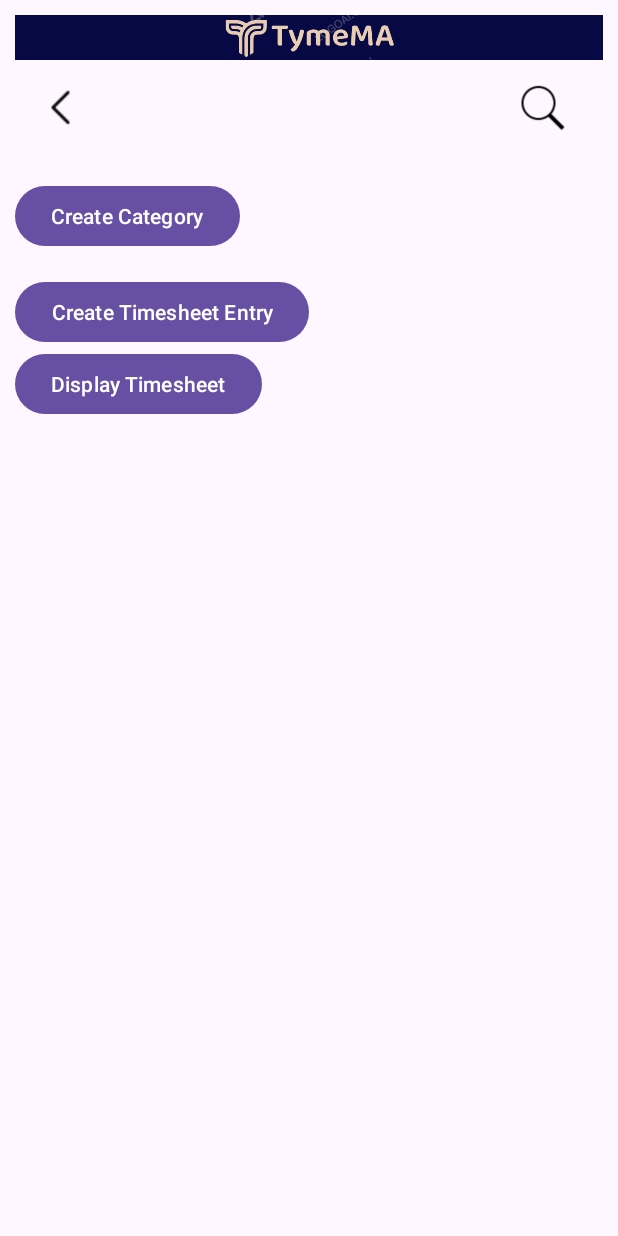
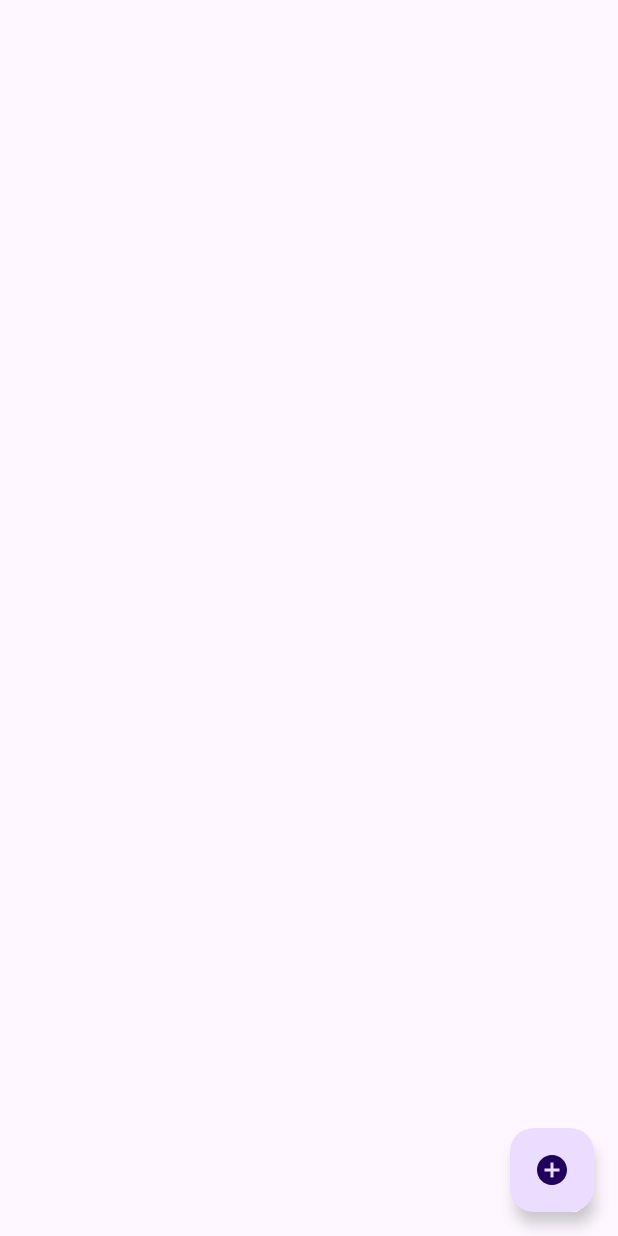
Before and after one commit to ST10089515/TymeMA_groupB, an Android app built with Jetpack Compose: the Main_menu screen opened directly, with no data from a screen before it, on a phone screen of 412 x 824 dp. Run offline under Robolectric (Android 15) with nearby library versions, the phone set to English and light mode, and no system bars.

Commit message:
reworked the implementation for adding timesheet entries

```diff
--- a/app/src/main/AndroidManifest.xml
+++ b/app/src/main/AndroidManifest.xml
@@ -9,8 +9,10 @@
         android:label="@string/app_name"
         android:roundIcon="@mipmap/ic_launcher_round"
         android:supportsRtl="true"
-        android:theme="@style/Theme.TymeMA_V1"
-        >
+        android:theme="@style/Theme.TymeMA_V1">
+        <activity
+            android:name=".CreateTimeSheetEntry"
+            android:exported="false" />
         <activity
             android:name=".Main_menu"
             android:exported="false" />
--- a/app/src/main/java/com/example/tymema_v1/Main_menu.kt
+++ b/app/src/main/java/com/example/tymema_v1/Main_menu.kt
@@ -1,14 +1,51 @@
 package com.example.tymema_v1
 
+import android.app.Activity
 import androidx.appcompat.app.AppCompatActivity
 import android.content.Intent
 import android.view.View
 import android.os.Bundle
+import androidx.recyclerview.widget.LinearLayoutManager
+import androidx.recyclerview.widget.RecyclerView
+import com.google.android.material.floatingactionbutton.FloatingActionButton
 
 class Main_menu : AppCompatActivity() {
+    private lateinit var recyclerView: RecyclerView
+    private lateinit var adapter: TimeSheetAdapter
+
     override fun onCreate(savedInstanceState: Bundle?) {
         super.onCreate(savedInstanceState)
         setContentView(R.layout.activity_main_menu)
+
+        recyclerView = findViewById(R.id.recyclerView)
+
+        // Setup RecyclerView
+        recyclerView.layoutManager = LinearLayoutManager(this)
+
+        // Assuming entriesList is a companion object of TimeSheetEntries
+        val entriesList = TimeSheetEntries.entriesList
+
+        // Initialize adapter with the list of TimeSheetEntries
+        adapter = TimeSheetAdapter(entriesList)
+
+        // Set the adapter to the RecyclerView
+        recyclerView.adapter = adapter
+
+        // Setup the floating action button to launch CreateTimeSheetEntry activity
+        findViewById<FloatingActionButton>(R.id.fab).setOnClickListener {
+            startActivityForResult(Intent(this, CreateTimeSheetEntry::class.java), REQUEST_CODE_CREATE_ENTRY)
+        }
     }
 
+    override fun onActivityResult(requestCode: Int, resultCode: Int, data: Intent?) {
+        super.onActivityResult(requestCode, resultCode, data)
+        if (requestCode == REQUEST_CODE_CREATE_ENTRY && resultCode == Activity.RESULT_OK) {
+            // Refresh the activity
+            adapter.notifyDataSetChanged()
+        }
+    }
+
+    companion object {
+        private const val REQUEST_CODE_CREATE_ENTRY = 1001
+    }
 }
--- /dev/null
+++ b/app/src/main/java/com/example/tymema_v1/TimeSheetEntries.kt
@@ -0,0 +1,13 @@
+package com.example.tymema_v1
+
+class TimeSheetEntries(
+    var date: String = "",
+    var startTime: String = "",
+    var endTime: String = "",
+    var description: String = "",
+    var category: List<String> = listOf()
+) {
+    companion object {
+        val entriesList = mutableListOf<TimeSheetEntries>()
+    }
+}
--- /dev/null
+++ b/app/src/main/res/drawable/ic_add.xml
@@ -0,0 +1,5 @@
+<vector android:height="24dp" android:tint="#000000"
+    android:viewportHeight="24" android:viewportWidth="24"
+    android:width="24dp" xmlns:android="http://schemas.android.com/apk/res/android">
+    <path android:fillColor="@android:color/white" android:pathData="M12,2C6.48,2 2,6.48 2,12s4.48,10 10,10 10,-4.48 10,-10S17.52,2 12,2zM17,13h-4v4h-2v-4L7,13v-2h4L11,7h2v4h4v2z"/>
+</vector>
--- /dev/null
+++ b/app/src/main/res/drawable/ic_close.xml
@@ -0,0 +1,5 @@
+<vector android:height="24dp" android:tint="#000000"
+    android:viewportHeight="24" android:viewportWidth="24"
+    android:width="24dp" xmlns:android="http://schemas.android.com/apk/res/android">
+    <path android:fillColor="@android:color/white" android:pathData="M19,6.41L17.59,5 12,10.59 6.41,5 5,6.41 10.59,12 5,17.59 6.41,19 12,13.41 17.59,19 19,17.59 13.41,12z"/>
+</vector>
--- a/app/src/main/res/layout/activity_main_menu.xml
+++ b/app/src/main/res/layout/activity_main_menu.xml
@@ -1,70 +1,26 @@
 <?xml version="1.0" encoding="utf-8"?>
-<ScrollView xmlns:android="http://schemas.android.com/apk/res/android"
+<androidx.constraintlayout.widget.ConstraintLayout xmlns:android="http://schemas.android.com/apk/res/android"
     xmlns:app="http://schemas.android.com/apk/res-auto"
     xmlns:tools="http://schemas.android.com/tools"
     android:layout_width="match_parent"
     android:layout_height="match_parent">
 
-    <LinearLayout
-        android:layout_width="match_parent"
+    <androidx.recyclerview.widget.RecyclerView
+        android:id="@+id/recyclerView"
+        android:layout_width="0dp"
+        android:layout_height="0dp"
+        app:layout_constraintBottom_toTopOf="@+id/fab"
+        app:layout_constraintEnd_toEndOf="parent"
+        app:layout_constraintStart_toStartOf="parent"
+        app:layout_constraintTop_toTopOf="parent" />
+
+    <com.google.android.material.floatingactionbutton.FloatingActionButton
+        android:id="@+id/fab"
+        android:layout_width="wrap_content"
         android:layout_height="wrap_content"
-        android:layout_margin="10dp"
-        android:orientation="vertical">
+        android:layout_margin="16dp"
+        android:src="@drawable/ic_add"
+        app:layout_constraintBottom_toBottomOf="parent"
+        app:layout_constraintEnd_toEndOf="parent" />
 
-        <ImageView
-            android:id="@+id/imageView"
-            android:layout_width="393dp"
-            android:layout_height="30dp"
-            android:background="#070945"
-            app:srcCompat="@drawable/tymema"
-            tools:layout_editor_absoluteX="9dp"
-            tools:layout_editor_absoluteY="16dp"
-            android:contentDescription="@string/todo4" />
-        <RelativeLayout
-            android:layout_width="match_parent"
-            android:layout_height="?actionBarSize">
-
-            <ImageView
-                android:layout_width="wrap_content"
-                android:layout_height="wrap_content"
-                android:layout_alignParentEnd="true"
-                android:layout_centerVertical="true"
-                android:padding="15dp"
-                app:srcCompat="@drawable/general_search_icon"
-                android:contentDescription="@string/todo2" />
-
-            <ImageView
-                android:layout_width="wrap_content"
-                android:layout_height="wrap_content"
-                app:srcCompat="@drawable/general_back_icon"
-                android:layout_centerVertical="true"
-                android:padding="15dp"
-                android:contentDescription="@string/todo3" />
-
-        </RelativeLayout>
-
-        <Button
-            android:id="@+id/buttonCreateCategory"
-            android:layout_width="wrap_content"
-            android:layout_height="wrap_content"
-            android:text="@string/create_category"
-            android:onClick="openCreateCategoryActivity"
-            android:layout_marginTop="16dp" />
-
-        <Button
-            android:id="@+id/buttonCreateTimesheetEntry"
-            android:layout_width="wrap_content"
-            android:layout_height="wrap_content"
-            android:layout_marginTop="16dp"
-            android:onClick="openCreateTimesheetEntryActivity"
-            android:text="@string/create_timesheet_entry" />
-
-        <Button
-            android:id="@+id/buttonOpenDisplayTimesheet"
-            android:layout_width="wrap_content"
-            android:layout_height="wrap_content"
-            android:text="@string/open_display_timesheet_button_text"
-            android:onClick="openDisplayTimesheet" />
-
-    </LinearLayout>
-</ScrollView>
+</androidx.constraintlayout.widget.ConstraintLayout>
```
Also changed, not shown: app/src/main/java/com/example/tymema_v1/CreateTimeSheetEntry.kt (added, +60 -0 lines), app/src/main/java/com/example/tymema_v1/TimeSheetAdapter.kt (added, +54 -0 lines), app/src/main/res/layout/activity_create_time_sheet_entry.xml (added, +103 -0 lines), app/src/main/res/layout/activity_display_timesheet.xml (deleted, +0 -49 lines), app/src/main/res/layout/recycler_view_row.xml (added, +67 -0 lines), app/src/main/res/values/arrays.xml (added, +7 -0 lines), app/src/main/res/values/strings.xml (+12 -18 lines).
